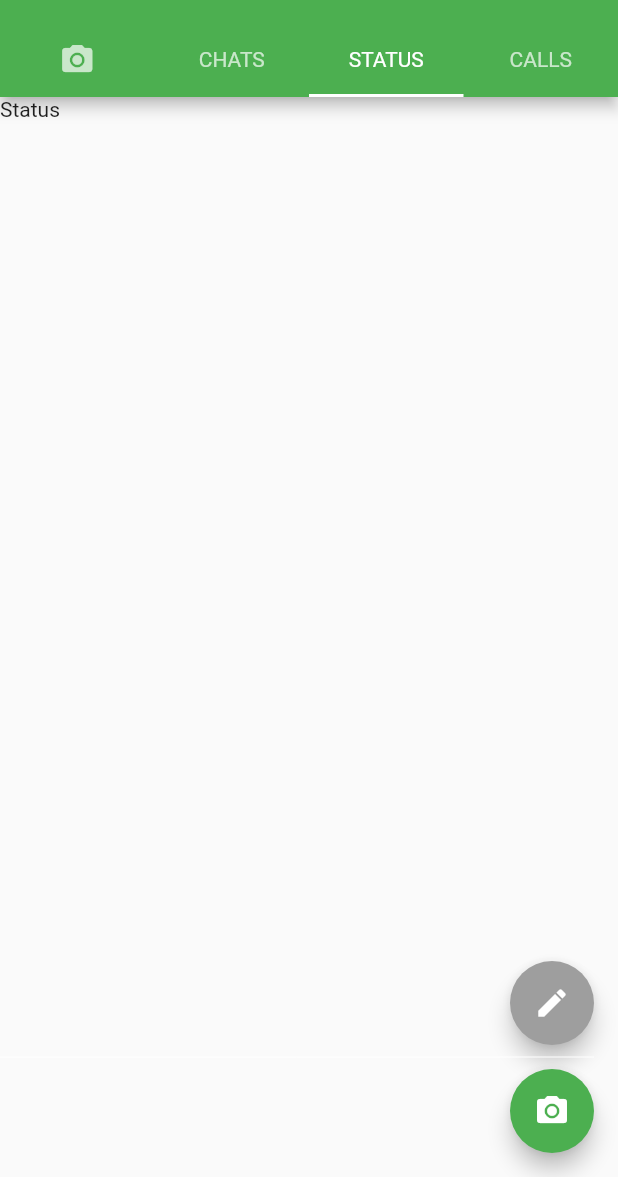
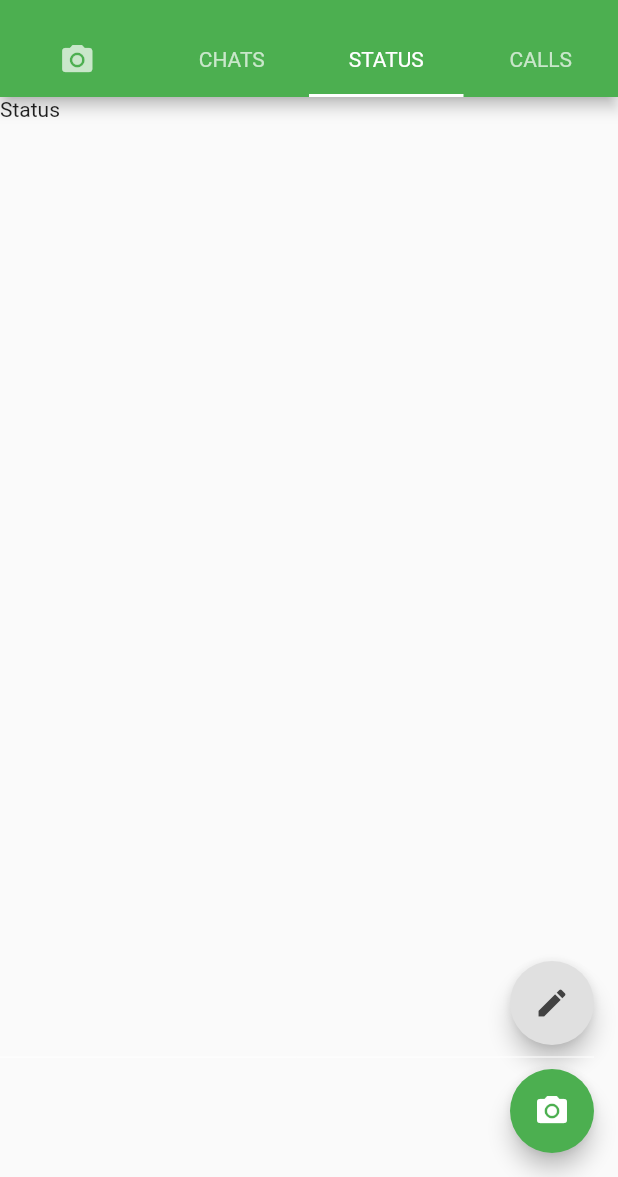
Before and after one commit to dineshnagarajandev/Flutter-UIKit, a Flutter app: the WhatsAppHome screen opened by its route, tab 3 chosen, on a phone screen of 412 x 824 dp, the part 59-1236 px from its top. Run offline on Flutter 3.47's test engine with Material 2 defaults, Android fonts, the phone set to English and light mode, and no system bars; network calls fail.

Commit message:
Separate Status UI from method to class

```diff
--- /dev/null
+++ b/lib/WhatsApp/Status/WhatsAppStatus.dart
@@ -0,0 +1,37 @@
+import 'package:flutter/material.dart';
+import 'package:my_app/WhatsApp/chatConversation.dart';
+
+class WhatsAppStatus extends StatefulWidget {
+  const WhatsAppStatus({Key key}) : super(key: key);
+
+  @override
+  _WhatsAppStatusState createState() => _WhatsAppStatusState();
+}
+
+class _WhatsAppStatusState extends State<WhatsAppStatus> {
+  @override
+  Widget build(BuildContext context) {
+    return Scaffold(
+      body: Text('Status'),
+      floatingActionButton: Column(
+        mainAxisSize: MainAxisSize.min,
+        crossAxisAlignment: CrossAxisAlignment.end,
+        children: <Widget>[
+          FloatingActionButton(
+            child: Icon(Icons.create, color: Colors.grey[800]),
+            backgroundColor: Colors.grey[300],
+            onPressed: () {},
+          ),
+          Divider(
+            color: Colors.white,
+          ),
+          FloatingActionButton(
+            child: Icon(Icons.camera_alt),
+            backgroundColor: Colors.green,
+            onPressed: () {},
+          ),
+        ],
+      ),
+    );
+  }
+}
--- a/lib/WhatsApp/WhatsAppChat.dart
+++ b/lib/WhatsApp/WhatsAppChat.dart
@@ -59,31 +59,6 @@ whatsAppListContainer(BuildContext context) {
       child: Icon(Icons.message),
       backgroundColor: Colors.green,
       onPressed: () {},
-    ),
-  );
-}
-
-whatsAppStatuContainer() {
-  return Scaffold(
-    body: Text('Status'),
-    floatingActionButton: Column(
-      mainAxisSize: MainAxisSize.min,
-      crossAxisAlignment: CrossAxisAlignment.end,
-      children: <Widget>[
-        FloatingActionButton(
-          child: Icon(Icons.create),
-          backgroundColor: Colors.grey,
-          onPressed: () {},
-        ),
-        Divider(
-          color: Colors.white,
-        ),
-        FloatingActionButton(
-          child: Icon(Icons.camera_alt),
-          backgroundColor: Colors.green,
-          onPressed: () {},
-        ),
-      ],
     ),
   );
 }
--- a/lib/WhatsApp/WhatsAppHome.dart
+++ b/lib/WhatsApp/WhatsAppHome.dart
@@ -1,4 +1,5 @@
 import 'package:flutter/material.dart';
+import 'package:my_app/WhatsApp/Status/WhatsAppStatus.dart';
 import 'package:my_app/WhatsApp/WhatsAppEnums.dart';
 import 'WhatsAppChat.dart';
 
@@ -109,7 +110,7 @@ class _WhatsAppHome extends State<WhatsAppHome> {
           children: <Widget>[
             Text('Camera'),
             whatsAppListContainer(context),
-            whatsAppStatuContainer(),
+            WhatsAppStatus(),
             whatsAppCallsContainer(context)
           ],
         ),
```
